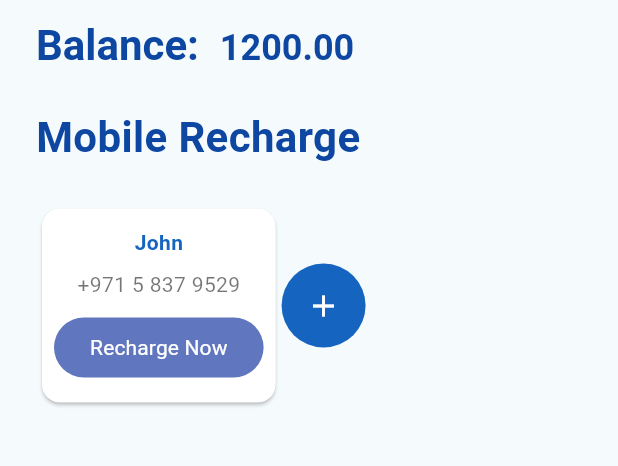
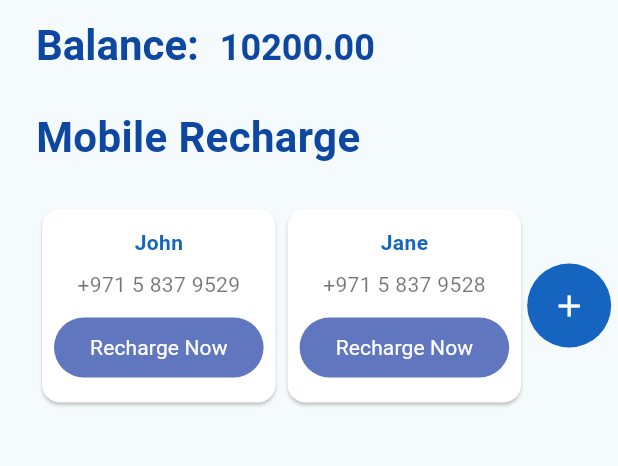
Before and after one commit to arcbueno/MyPayments, a Flutter app: the HomePage screen opened directly, on a phone screen of 412 x 824 dp, the part 63-529 px from its top. Run offline on Flutter 3.47's test engine with Material 3 defaults, Android fonts, the light colour scheme and no system bars; our stand-ins replace flutter_bloc, get_it, result_dart.

Commit message:
feat: finishing and creating doc

```diff
--- a/mypayments/lib/main.dart
+++ b/mypayments/lib/main.dart
@@ -1,5 +1,6 @@
 import 'package:flutter/material.dart';
 import 'package:mypayments/pages/home/home_page.dart';
+import 'package:mypayments/pages/login/login_page.dart';
 import 'package:mypayments/utils/service_locator.dart';
 
 void main() {
@@ -19,7 +20,10 @@ class MyApp extends StatelessWidget {
         colorScheme: ColorScheme.fromSeed(seedColor: Colors.cyan),
         useMaterial3: true,
       ),
-      home: const HomePage(),
+      // TODO: When release, set LoginPage instead of Home
+      home: const String.fromEnvironment('useTestData') == 'true'
+          ? const HomePage()
+          : const LoginPage(),
     );
   }
 }
--- a/mypayments/lib/pages/home/bloc/home_bloc.dart
+++ b/mypayments/lib/pages/home/bloc/home_bloc.dart
@@ -10,7 +10,6 @@ class HomeBloc extends Cubit<HomeState> {
   HomeBloc([AppController? controller])
       : appController = controller ?? getIt.get<AppController>(),
         super(HomeState(isLoading: false)) {
-    // TODO: Remove this code before release
     // Test purpose only
     if (appController.state.user == null) {
       appController.setUser(
@@ -25,10 +24,15 @@ class HomeBloc extends Cubit<HomeState> {
                 'name': 'John',
                 'number': '+971 5 837 9529',
                 'history': [],
-              }
+              },
+              {
+                'name': 'Jane',
+                'number': '+971 5 837 9528',
+                'history': [],
+              },
             ],
-            'balance': 1200.0,
-            'isVerified': true,
+            'balance': 10200.0,
+            'isVerified': false,
           },
         ),
       );
--- a/mypayments/lib/utils/text_data.dart
+++ b/mypayments/lib/utils/text_data.dart
@@ -1,34 +1,27 @@
 class TextData {
+  // Simulates a string file for translations
   static const email = 'Email';
   static const password = 'Password';
   static const login = 'Login';
   static const notFoundErrorLogin = 'Invalid email or password';
   static const unexpectedError = 'Unexpected error';
   static const userNotFound = 'User not found';
-
   static const passwordRequired = 'Password is required';
   static const emailRequired = 'Email is required';
-
   static const String mobileRecharge = 'Mobile Recharge';
-
   static const String myPayments = 'My Payments';
-
   static const String rechargeNow = 'Recharge Now';
-
   static const String addContact = 'Add contact';
-
   static const contactName = 'Contact Name';
-
   static const contactNumber = 'Contact Number';
-
   static const nameRequired = 'Name is required';
-
   static const numberRequired = 'Number is required';
-
   static const balance = 'Balance';
-
   static const limitReached = 'Limit reached';
   static const insufficientBalance = 'Insufficient balance';
+  static const valueToBeRechaged = 'Recharge value';
+  static const contactRechargedSuccessfully = 'Conctact recharged successfully';
 
-  static const valueToBeRechaged = 'Recharge value';
+  static const String contactCreatedWithSuccesss =
+      'Contact created with successs';
 }
--- a/mypayments/lib/widgets/add_contact/add_contact.dart
+++ b/mypayments/lib/widgets/add_contact/add_contact.dart
@@ -92,6 +92,12 @@ class _AddContactState extends State<AddContact> {
                           )
                               .then((value) {
                             if (value) {
+                              ScaffoldMessenger.of(context).showSnackBar(
+                                const SnackBar(
+                                  content:
+                                      Text(TextData.contactCreatedWithSuccesss),
+                                ),
+                              );
                               Navigator.pop(context);
                             }
                           });
--- a/mypayments/lib/widgets/recharge_widget/recharge_widget.dart
+++ b/mypayments/lib/widgets/recharge_widget/recharge_widget.dart
@@ -127,6 +127,12 @@ class _RechargeWidgetState extends State<RechargeWidget> {
                           )
                               .then((value) {
                             if (value) {
+                              ScaffoldMessenger.of(context).showSnackBar(
+                                const SnackBar(
+                                  content: Text(
+                                      TextData.contactRechargedSuccessfully),
+                                ),
+                              );
                               Navigator.pop(context);
                             }
                           });
```
Also changed, not shown: mypayments/lib/external/recharge_api.dart (+4 -3 lines), mypayments/lib/services/recharge_service.dart (+11 -7 lines), AppArch.png (added), 1 other file.
